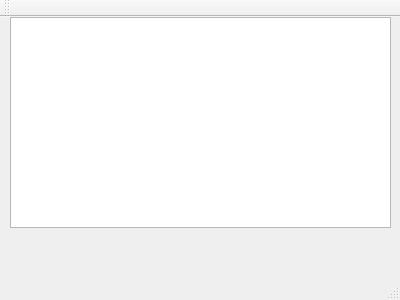
evgendn/VkMusicPlayer, file VkMusicPlayer/mainwindow.ui: the form before one commit.
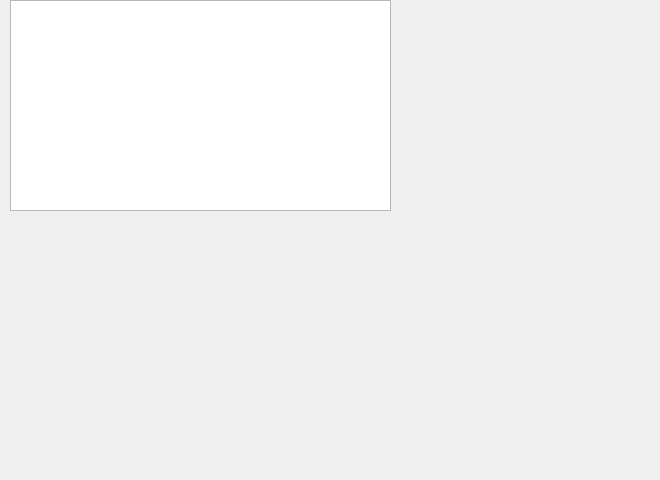
The form after the commit.

The edit to the form file:
```diff
--- a/VkMusicPlayer/mainwindow.ui
+++ b/VkMusicPlayer/mainwindow.ui
@@ -6,8 +6,8 @@
    <rect>
     <x>0</x>
     <y>0</y>
-    <width>400</width>
-    <height>300</height>
+    <width>660</width>
+    <height>480</height>
    </rect>
   </property>
   <property name="windowTitle">
@@ -25,25 +25,6 @@
     </property>
    </widget>
   </widget>
-  <widget class="QMenuBar" name="menuBar">
-   <property name="geometry">
-    <rect>
-     <x>0</x>
-     <y>0</y>
-     <width>400</width>
-     <height>28</height>
-    </rect>
-   </property>
-  </widget>
-  <widget class="QToolBar" name="mainToolBar">
-   <attribute name="toolBarArea">
-    <enum>TopToolBarArea</enum>
-   </attribute>
-   <attribute name="toolBarBreak">
-    <bool>false</bool>
-   </attribute>
-  </widget>
-  <widget class="QStatusBar" name="statusBar"/>
  </widget>
  <layoutdefault spacing="6" margin="11"/>
  <resources/>
```
Left out of the diff: 2 changed lines with no effect on the pictures.
